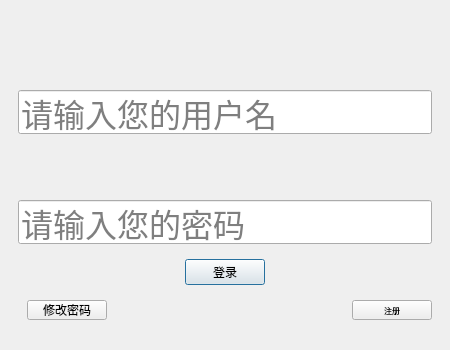
The window that digitalIntegration/LoginDialog.ui (jiaqingguo/DI) describes before a commit, drawn with Qt 5.
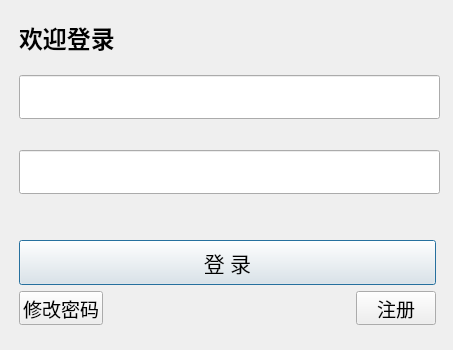
The same window after the commit.

Commit message: 登录、修改密码、注册、新增工具、新增工具标签页、一键加载ui界面

Patch:
```diff
--- a/digitalIntegration/LoginDialog.ui
+++ b/digitalIntegration/LoginDialog.ui
@@ -6,7 +6,7 @@
    <rect>
     <x>0</x>
     <y>0</y>
-    <width>450</width>
+    <width>453</width>
     <height>350</height>
    </rect>
   </property>
@@ -32,7 +32,7 @@
    <property name="bottomMargin">
     <number>0</number>
    </property>
-   <property name="verticalSpacing">
+   <property name="spacing">
     <number>0</number>
    </property>
    <item row="0" column="1">
@@ -43,12 +43,6 @@
      <widget class="QWidget" name="page">
       <layout class="QGridLayout" name="gridLayout_2">
        <property name="topMargin">
-        <number>12</number>
-       </property>
-       <property name="bottomMargin">
-        <number>0</number>
-       </property>
-       <property name="spacing">
         <number>0</number>
        </property>
        <item row="0" column="0">
@@ -65,29 +59,21 @@
            <height>540</height>
           </size>
          </property>
-         <layout class="QVBoxLayout" name="verticalLayout_2">
-          <property name="spacing">
-           <number>0</number>
+         <widget class="QWidget" name="horizontalLayoutWidget">
+          <property name="geometry">
+           <rect>
+            <x>10</x>
+            <y>-10</y>
+            <width>421</width>
+            <height>96</height>
+           </rect>
           </property>
-          <property name="topMargin">
-           <number>12</number>
-          </property>
-          <property name="bottomMargin">
-           <number>12</number>
-          </property>
-          <item>
-           <layout class="QHBoxLayout" name="horizontalLayout_3">
-            <property name="spacing">
-             <number>0</number>
-            </property>
-            <property name="sizeConstraint">
-             <enum>QLayout::SetMinimumSize</enum>
-            </property>
+          <layout class="QHBoxLayout" name="horizontalLayout">
             <item>
              <widget class="QLabel" name="lblUser">
               <property name="minimumSize">
                <size>
-                <width>36</width>
+               <width>100</width>
                 <height>36</height>
                </size>
               </property>
@@ -98,7 +84,7 @@
                </size>
               </property>
               <property name="text">
-               <string/>
+              <string>&lt;html&gt;&lt;head/&gt;&lt;body&gt;&lt;p&gt;&lt;span style=&quot; font-size:18pt; font-weight:600;&quot;&gt;欢迎登录&lt;/span&gt;&lt;/p&gt;&lt;/body&gt;&lt;/html&gt;</string>
               </property>
              </widget>
             </item>
@@ -112,20 +98,30 @@
               </property>
               <property name="sizeHint" stdset="0">
                <size>
-                <width>40</width>
+               <width>405</width>
                 <height>20</height>
                </size>
               </property>
              </spacer>
             </item>
            </layout>
-          </item>
+         </widget>
+         <widget class="QWidget" name="verticalLayoutWidget">
+          <property name="geometry">
+           <rect>
+            <x>10</x>
+            <y>50</y>
+            <width>421</width>
+            <height>171</height>
+           </rect>
+          </property>
+          <layout class="QVBoxLayout" name="verticalLayout_2">
           <item>
            <widget class="QLineEdit" name="leUser">
             <property name="minimumSize">
              <size>
               <width>0</width>
-              <height>31</height>
+               <height>43</height>
              </size>
             </property>
             <property name="maximumSize">
@@ -140,52 +136,16 @@
              </font>
             </property>
             <property name="placeholderText">
-             <string>请输入您的用户名</string>
-            </property>
-           </widget>
-          </item>
-          <item>
-           <layout class="QHBoxLayout" name="horizontalLayout_4">
-            <item>
-             <widget class="QLabel" name="lblPwd">
-              <property name="minimumSize">
-               <size>
-                <width>36</width>
-                <height>36</height>
-               </size>
-              </property>
-              <property name="maximumSize">
-               <size>
-                <width>36</width>
-                <height>36</height>
-               </size>
-              </property>
-              <property name="text">
                <string/>
               </property>
              </widget>
-            </item>
-            <item>
-             <spacer name="horizontalSpacer_8">
-              <property name="orientation">
-               <enum>Qt::Horizontal</enum>
-              </property>
-              <property name="sizeHint" stdset="0">
-               <size>
-                <width>40</width>
-                <height>20</height>
-               </size>
-              </property>
-             </spacer>
-            </item>
-           </layout>
           </item>
           <item>
            <widget class="QLineEdit" name="lePassword">
             <property name="minimumSize">
              <size>
               <width>0</width>
-              <height>31</height>
+               <height>43</height>
              </size>
             </property>
             <property name="font">
@@ -197,67 +157,62 @@
              <enum>QLineEdit::Password</enum>
             </property>
             <property name="placeholderText">
-             <string>请输入您的密码</string>
+              <string/>
             </property>
            </widget>
           </item>
-          <item>
-           <layout class="QHBoxLayout" name="horizontalLayout">
-            <item>
-             <spacer name="horizontalSpacer_4">
-              <property name="orientation">
-               <enum>Qt::Horizontal</enum>
-              </property>
-              <property name="sizeHint" stdset="0">
-               <size>
-                <width>40</width>
-                <height>20</height>
-               </size>
-              </property>
-             </spacer>
-            </item>
+          </layout>
+         </widget>
+         <widget class="QWidget" name="verticalLayoutWidget_2">
+          <property name="geometry">
+           <rect>
+            <x>10</x>
+            <y>240</y>
+            <width>417</width>
+            <height>85</height>
+           </rect>
+          </property>
+          <layout class="QVBoxLayout" name="verticalLayout_3">
             <item>
              <widget class="QPushButton" name="btnLogin">
+             <property name="minimumSize">
+              <size>
+               <width>415</width>
+               <height>45</height>
+              </size>
+             </property>
+             <property name="font">
+              <font>
+               <family>黑体</family>
+               <pointsize>16</pointsize>
+              </font>
+             </property>
+             <property name="autoFillBackground">
+              <bool>false</bool>
+             </property>
               <property name="text">
-               <string>登录</string>
+              <string>登 录</string>
               </property>
              </widget>
             </item>
             <item>
-             <spacer name="horizontalSpacer_5">
-              <property name="orientation">
-               <enum>Qt::Horizontal</enum>
-              </property>
-              <property name="sizeHint" stdset="0">
-               <size>
-                <width>40</width>
-                <height>20</height>
-               </size>
-              </property>
-             </spacer>
-            </item>
-           </layout>
-          </item>
-          <item>
-           <widget class="QWidget" name="widget" native="true">
-            <property name="maximumSize">
-             <size>
-              <width>16777215</width>
-              <height>20</height>
-             </size>
-            </property>
-            <layout class="QHBoxLayout" name="horizontalLayout_5">
-             <property name="topMargin">
-              <number>0</number>
-             </property>
-             <property name="rightMargin">
-              <number>0</number>
-             </property>
-             <property name="bottomMargin">
-              <number>0</number>
-             </property>
+            <layout class="QHBoxLayout" name="horizontalLayout_3">
              <item>
               <widget class="QPushButton" name="btnChangePassword">
+               <property name="minimumSize">
+                <size>
+                 <width>0</width>
+                 <height>30</height>
+                </size>
+               </property>
+               <property name="font">
+                <font>
+                 <family>黑体</family>
+                 <pointsize>14</pointsize>
+                 <weight>50</weight>
+                 <bold>false</bold>
+                </font>
+               </property>
                <property name="text">
                 <string>修改密码</string>
                </property>
@@ -278,9 +233,16 @@
              </item>
              <item>
               <widget class="QPushButton" name="btnRegister">
+               <property name="minimumSize">
+                <size>
+                 <width>0</width>
+                 <height>30</height>
+                </size>
+               </property>
                <property name="font">
                 <font>
-                 <pointsize>6</pointsize>
+                 <family>黑体</family>
+                 <pointsize>14</pointsize>
                 </font>
                </property>
                <property name="text">
@@ -289,9 +251,9 @@
               </widget>
              </item>
             </layout>
-           </widget>
-          </item>
-         </layout>
+           </item>
+          </layout>
+         </widget>
         </widget>
        </item>
       </layout>
```
Left out of the diff: 2 changed lines with no effect on the pictures. Lines whose indentation alone changed are shown as unchanged. The commit also changes 23 other files.
